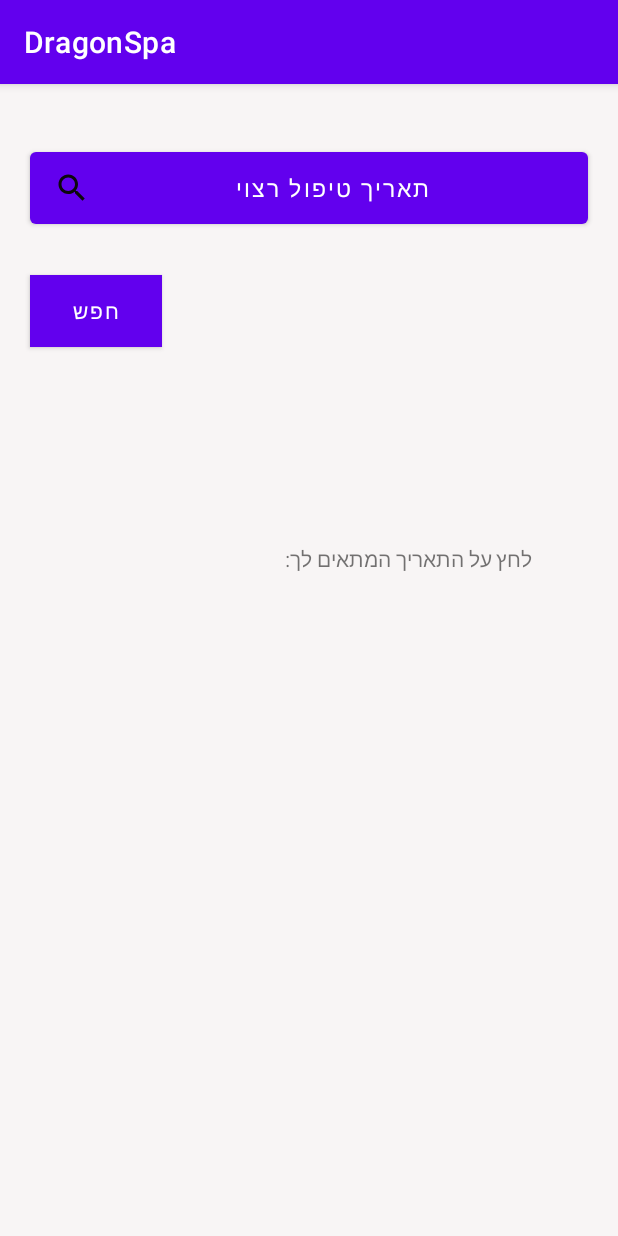
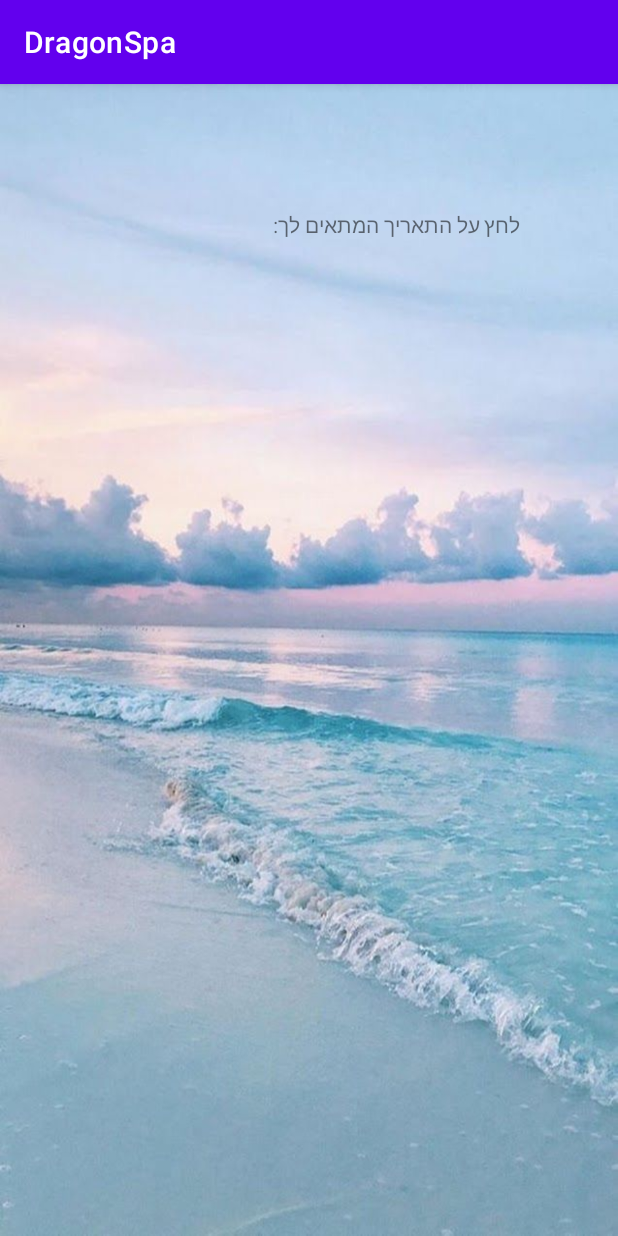
Before and after one commit to LiadBenMoshe/DragonSpa, an Android app: the ShowDateMassage screen opened directly, with no data from a screen before it, on a phone screen of 412 x 824 dp. Run offline under Robolectric (Android 15) with nearby library versions, the phone set to English and light mode, and no system bars; our stand-ins replace Firebase (no records; nobody signed in at launch, a user with empty details on screens opened directly).

Commit message:
delete dates

```diff
--- a/app/src/main/AndroidManifest.xml
+++ b/app/src/main/AndroidManifest.xml
@@ -12,7 +12,8 @@
         android:theme="@style/Theme.DragonSpa">
         <activity android:name=".ConnectUs"></activity>
         <activity android:name=".appointment_editing2" />
-        <activity android:name=".Result" />
+        <activity android:name=".Result"
+            android:parentActivityName=".HomeActivity"/>
         <activity android:name=".ShowDateMassage" />
         <activity android:name=".product_adding2" />
         <activity android:name=".ProfileActivity" />
--- a/app/src/main/java/com/example/dragonspa/CustomListAdapter.java
+++ b/app/src/main/java/com/example/dragonspa/CustomListAdapter.java
@@ -80,6 +80,7 @@ this.arrT=arrt;
       TextView price=convertView.findViewById(R.id.price);
       Button searchDate=convertView.findViewById(R.id.searchDate);
 
+
       final  Treatment f=(Treatment)this.getItem(position);
       main.setText(f.getNameProduct());
       sub.setText(f.getDetail());
@@ -90,6 +91,7 @@ this.arrT=arrt;
           String idTreat= keyList.get(position);
           Intent i=new Intent(c,ShowDateMassage.class).setFlags(Intent.FLAG_ACTIVITY_NEW_TASK);
           i.putExtra("idTreat", idTreat);
+          i.putExtra("treatName",f.getNameProduct());
           Log.d("check" , idTreat );
           c.startActivity(i);
         }
--- a/app/src/main/java/com/example/dragonspa/Result.java
+++ b/app/src/main/java/com/example/dragonspa/Result.java
@@ -52,6 +52,7 @@ String idTreat;
              idTreat = i.getExtras().getString("idTreat");
              nameT = i.getExtras().getString("nameT");
         }
+
         listView=findViewById(R.id.searchsList);
         arrayAdapter= new ArrayAdapter<String>(this,android.R.layout.simple_list_item_1,arrayList);
         listView.setAdapter(arrayAdapter);
@@ -111,7 +112,9 @@ String idTreat;
                             public synchronized void onClick(DialogInterface dialog, int id) {
                                 mRef = mRef.getRoot();
                                 mRef.child("treatments").child(idTreat).child("times").child(date).child(keyList.get(pos)).removeValue();
+
                                 mRef = FirebaseDatabase.getInstance().getReference().child("appointments");
+
                                 String str = firebaseAuth.getCurrentUser().getUid();
                                 mRef = mRef.getRoot();
                                 mRef = mRef.child("clients").child(str);
@@ -119,7 +122,7 @@ String idTreat;
 
                                 String uid = firebaseAuth.getCurrentUser().getUid();
                                 userEmail = firebaseAuth.getCurrentUser().getEmail();
-                                Appointment app = new Appointment(uid, nameT, date + "  " + keyList.get(pos), userEmail);
+                                Appointment app = new Appointment(uid, nameT, date + "  " + keyList.get(pos), userEmail,idTreat,nameT);
                                 String key = mRef.push().getKey();
                                 mRef.getRoot();
                                 mRef = FirebaseDatabase.getInstance().getReference().child("appointments");
--- a/app/src/main/java/com/example/dragonspa/ShowDateMassage.java
+++ b/app/src/main/java/com/example/dragonspa/ShowDateMassage.java
@@ -6,7 +6,6 @@ import android.os.Bundle;
 import android.view.View;
 import android.widget.AdapterView;
 import android.widget.ArrayAdapter;
-import android.widget.Button;
 import android.widget.DatePicker;
 import android.widget.ListView;
 
@@ -23,7 +22,7 @@ import java.util.ArrayList;
 import java.util.Calendar;
 
 public class ShowDateMassage extends AppCompatActivity implements DatePickerDialog.OnDateSetListener {
-    Button search,gotoResult;
+  //  Button search,gotoResult;
     //TextView displayDate;
     ListView displayDate;
     String idTreat ="";
@@ -40,30 +39,30 @@ public class ShowDateMassage extends AppCompatActivity implements DatePickerDial
     protected void onCreate(Bundle savedInstanceState) {
         super.onCreate(savedInstanceState);
         setContentView(R.layout.activity_search_foot_mas);
-         date = "11-11-1111";
-        search = findViewById(R.id.dateSearch);
+        // date = "11-11-1111";
+       // search = findViewById(R.id.dateSearch);
         displayDate=findViewById(R.id.DateList);
        // displayDate = findViewById(R.id.textView);
 
-        gotoResult=findViewById(R.id.textView3);
+       // gotoResult=findViewById(R.id.textView3);
         Intent i = getIntent();
         Bundle b =i.getExtras();
         if(b  != null) {
              idTreat = b.getString("idTreat");
-             nameT = b.getString("nameT");
+             nameT = b.getString("treatName");
         }
 
 
         Ref=FirebaseDatabase.getInstance().getReference("treatments/times");
 
-        search.setOnClickListener(new View.OnClickListener() {
+       /* search.setOnClickListener(new View.OnClickListener() {
             @Override
             public void onClick(View v) {
 
                 showData();
 
             }
-        });
+        });*/
         arrayAdapter= new ArrayAdapter<String>(this,android.R.layout.simple_list_item_1,arrayList);
         displayDate.setAdapter(arrayAdapter);
         Ref=FirebaseDatabase.getInstance().getReference().child("treatments");
@@ -72,8 +71,14 @@ public class ShowDateMassage extends AppCompatActivity implements DatePickerDial
             public void onDataChange(@NonNull DataSnapshot snapshot) {
                 if(snapshot.exists()){
                     for (DataSnapshot ds :snapshot.getChildren()){
-                        arrayList.add(ds.getKey()); // מציג את התאריכים הקיימים
-                        arrayAdapter.notifyDataSetChanged();
+                        //אנחנו מציגים ללקוח רק את התאריכים העתידיים
+                        String dateList=ds.getKey();
+                        String [] dateArr =dateList.split("-");
+                        if(Calendar.getInstance().get(Calendar.DAY_OF_MONTH)<Integer.parseInt(dateArr[0]) && Calendar.getInstance().get(Calendar.MONTH)<Integer.parseInt(dateArr[1]) ){
+                            arrayList.add(ds.getKey()); // מציג את התאריכים הקיימים
+                            arrayAdapter.notifyDataSetChanged();
+                        }
+
 
 
                     }
@@ -92,7 +97,13 @@ public class ShowDateMassage extends AppCompatActivity implements DatePickerDial
                     @Override
                     public void onDataChange(DataSnapshot dataSnapshot) {
                         for (DataSnapshot time : dataSnapshot.getChildren()) {
-                            keyList.add(time.getKey());
+
+                            String dateList=time.getKey();
+                            String [] dateArr =dateList.split("-");
+                            if(Calendar.getInstance().get(Calendar.DAY_OF_MONTH)<Integer.parseInt(dateArr[0]) && Calendar.getInstance().get(Calendar.MONTH)<Integer.parseInt(dateArr[1]) ) {
+                                keyList.add(time.getKey());
+//
+                            }
 
                         }
                     }
@@ -113,7 +124,7 @@ public class ShowDateMassage extends AppCompatActivity implements DatePickerDial
             }
         });
 
-
+/*
        gotoResult.setOnClickListener(new View.OnClickListener() {
            @Override
            public void onClick(View v) {
@@ -129,7 +140,7 @@ public class ShowDateMassage extends AppCompatActivity implements DatePickerDial
            }
        });
 
-
+*/
 
 }
 
--- a/app/src/main/res/layout/activity_home.xml
+++ b/app/src/main/res/layout/activity_home.xml
@@ -38,7 +38,6 @@
         android:layout_width="351dp"
         android:layout_height="432dp"
 
-
         android:layout_alignParentStart="true"
         android:layout_alignParentTop="true"
         android:layout_alignParentEnd="true"
--- a/app/src/main/res/layout/activity_result.xml
+++ b/app/src/main/res/layout/activity_result.xml
@@ -4,6 +4,7 @@
     xmlns:tools="http://schemas.android.com/tools"
     android:layout_width="match_parent"
     android:layout_height="match_parent"
+android:background="@drawable/beauti"
     tools:context=".Result">
     <TextView
         android:id="@+id/textView2"
--- a/app/src/main/res/layout/activity_search_foot_mas.xml
+++ b/app/src/main/res/layout/activity_search_foot_mas.xml
@@ -4,38 +4,8 @@
     xmlns:tools="http://schemas.android.com/tools"
     android:layout_width="match_parent"
     android:layout_height="match_parent"
-    android:background="#F1EEEE"
-    android:backgroundTint="#F8F5F5"
+    android:background="@drawable/beauti"
     tools:context=".ShowDateMassage">
-
-    <Button
-        android:id="@+id/dateSearch"
-        android:layout_width="match_parent"
-        android:layout_height="60dp"
-        android:layout_margin="20dp"
-        android:drawableLeft="@drawable/ic_baseline_search_24"
-        android:text="תאריך טיפול רצוי"
-        android:textSize="15sp"
-        app:layout_constraintBottom_toBottomOf="parent"
-        app:layout_constraintEnd_toEndOf="parent"
-        app:layout_constraintStart_toStartOf="parent"
-        app:layout_constraintTop_toTopOf="parent"
-        app:layout_constraintVertical_bias="0.029"
-        tools:ignore="MissingConstraints"></Button>
-
-    <Button
-        android:id="@+id/textView3"
-        android:layout_width="wrap_content"
-        android:layout_height="wrap_content"
-        android:layout_marginTop="28dp"
-        android:background="#15299A"
-        android:text="חפש"
-        app:layout_constraintBottom_toBottomOf="parent"
-        app:layout_constraintEnd_toEndOf="parent"
-        app:layout_constraintHorizontal_bias="0.061"
-        app:layout_constraintStart_toStartOf="parent"
-        app:layout_constraintTop_toBottomOf="@+id/dateSearch"
-        app:layout_constraintVertical_bias="0.0" />
 
     <ListView
         android:id="@+id/DateList"
@@ -45,8 +15,8 @@
         app:layout_constraintEnd_toEndOf="parent"
         app:layout_constraintHorizontal_bias="0.494"
         app:layout_constraintStart_toStartOf="parent"
-        app:layout_constraintTop_toBottomOf="@+id/dateSearch"
-        app:layout_constraintVertical_bias="0.779" />
+        app:layout_constraintTop_toTopOf="parent"
+        app:layout_constraintVertical_bias="0.717" />
 
     <TextView
         android:id="@+id/textView4"
@@ -54,14 +24,14 @@
         android:layout_height="32dp"
         android:layout_marginStart="46dp"
         android:layout_marginEnd="57dp"
-        android:layout_marginBottom="15dp"
+        android:layout_marginBottom="140dp"
         android:text="לחץ על התאריך המתאים לך:"
         app:layout_constraintBottom_toTopOf="@+id/DateList"
         app:layout_constraintEnd_toEndOf="parent"
-        app:layout_constraintHorizontal_bias="1.0"
+        app:layout_constraintHorizontal_bias="0.692"
         app:layout_constraintStart_toStartOf="parent"
-        app:layout_constraintTop_toBottomOf="@+id/dateSearch"
-        app:layout_constraintVertical_bias="1.0" />
+        app:layout_constraintTop_toTopOf="parent"
+        app:layout_constraintVertical_bias="0.629" />
 
 
 </androidx.constraintlayout.widget.ConstraintLayout>
--- a/app/src/main/res/layout/row.xml
+++ b/app/src/main/res/layout/row.xml
@@ -10,13 +10,15 @@
     android:layout_marginBottom="20dp"
     android:scrollbars="vertical"
     app:cardCornerRadius="20dp"
+
     >
 
 
     <LinearLayout
         android:layout_width="match_parent"
         android:layout_height="wrap_content"
-        android:background="#64FFFFFF"
+        android:background="@android:color/transparent"
+        android:cacheColorHint="@null"
         android:orientation="vertical">
 
         <TextView
```
Also changed, not shown: app/src/main/java/com/example/dragonspa/Appointment.java (+8 -1 lines), app/src/main/java/com/example/dragonspa/ProfileActivity.java (+11 -6 lines), app/src/main/res/drawable/beauti.jpg (added).
